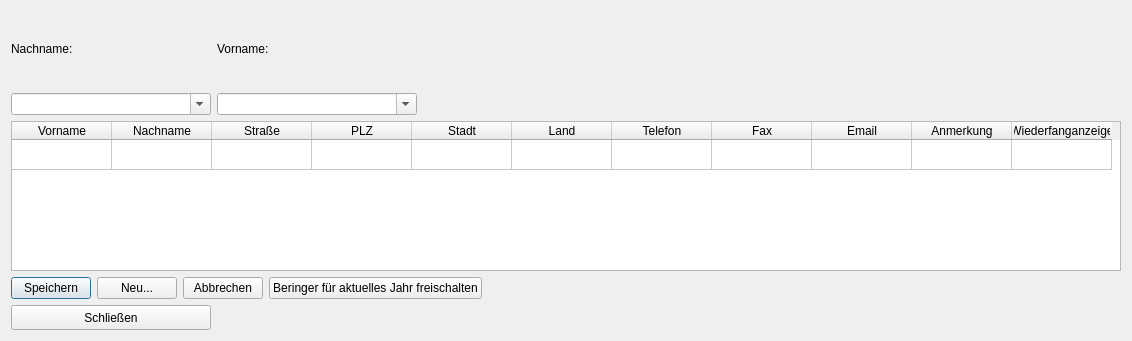
First picture: the form in Beringungsoberflaeche/beringer/untitled/beringerverwaltung.ui, repository StefanBongers/Ui_Settings.py, before the edit.
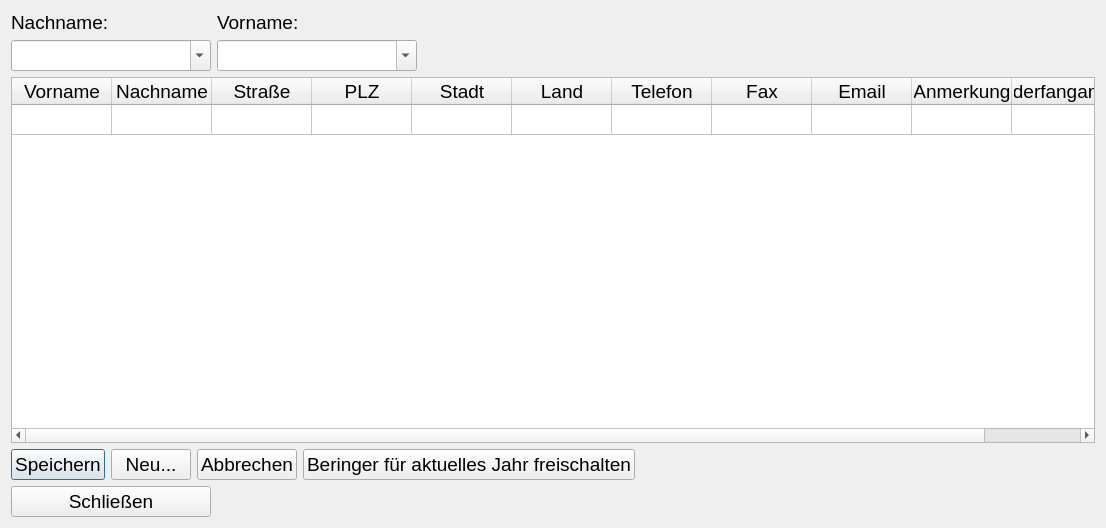
Second picture: the form after the edit.

```diff
--- a/Beringungsoberflaeche/beringer/untitled/beringerverwaltung.ui
+++ b/Beringungsoberflaeche/beringer/untitled/beringerverwaltung.ui
@@ -6,8 +6,8 @@
    <rect>
     <x>0</x>
     <y>0</y>
-    <width>1132</width>
-    <height>341</height>
+    <width>1106</width>
+    <height>528</height>
    </rect>
   </property>
   <property name="sizePolicy">
@@ -32,6 +32,11 @@
            <height>0</height>
           </size>
          </property>
+         <property name="font">
+          <font>
+           <pointsize>14</pointsize>
+          </font>
+         </property>
          <property name="editable">
           <bool>true</bool>
          </property>
@@ -42,6 +47,11 @@
        </item>
        <item row="0" column="0">
         <widget class="QLabel" name="label">
+         <property name="font">
+          <font>
+           <pointsize>14</pointsize>
+          </font>
+         </property>
          <property name="text">
           <string>Nachname:</string>
          </property>
@@ -68,6 +78,11 @@
            <height>0</height>
           </size>
          </property>
+         <property name="font">
+          <font>
+           <pointsize>14</pointsize>
+          </font>
+         </property>
          <property name="editable">
           <bool>true</bool>
          </property>
@@ -78,6 +93,11 @@
        </item>
        <item row="0" column="1">
         <widget class="QLabel" name="label_2">
+         <property name="font">
+          <font>
+           <pointsize>14</pointsize>
+          </font>
+         </property>
          <property name="text">
           <string>Vorname:</string>
          </property>
@@ -93,9 +113,14 @@
        <property name="maximumSize">
         <size>
          <width>16777215</width>
-         <height>150</height>
+         <height>16777215</height>
         </size>
        </property>
+       <property name="font">
+        <font>
+         <pointsize>14</pointsize>
+        </font>
+       </property>
        <attribute name="horizontalHeaderDefaultSectionSize">
         <number>100</number>
        </attribute>
@@ -171,6 +196,17 @@
       <layout class="QHBoxLayout" name="horizontalLayout_2">
        <item>
         <widget class="QPushButton" name="BTN_speichern">
+         <property name="sizePolicy">
+          <sizepolicy hsizetype="Minimum" vsizetype="Maximum">
+           <horstretch>0</horstretch>
+           <verstretch>0</verstretch>
+          </sizepolicy>
+         </property>
+         <property name="font">
+          <font>
+           <pointsize>14</pointsize>
+          </font>
+         </property>
          <property name="text">
           <string>Speichern</string>
          </property>
@@ -178,6 +214,17 @@
        </item>
        <item>
         <widget class="QPushButton" name="BTN_neu">
+         <property name="sizePolicy">
+          <sizepolicy hsizetype="Minimum" vsizetype="Maximum">
+           <horstretch>0</horstretch>
+           <verstretch>0</verstretch>
+          </sizepolicy>
+         </property>
+         <property name="font">
+          <font>
+           <pointsize>14</pointsize>
+          </font>
+         </property>
          <property name="text">
           <string>Neu...</string>
          </property>
@@ -185,6 +232,17 @@
        </item>
        <item>
         <widget class="QPushButton" name="BTN_abbrechen">
+         <property name="sizePolicy">
+          <sizepolicy hsizetype="Minimum" vsizetype="Maximum">
+           <horstretch>0</horstretch>
+           <verstretch>0</verstretch>
+          </sizepolicy>
+         </property>
+         <property name="font">
+          <font>
+           <pointsize>14</pointsize>
+          </font>
+         </property>
          <property name="text">
           <string>Abbrechen</string>
          </property>
@@ -192,6 +250,17 @@
        </item>
        <item>
         <widget class="QPushButton" name="BTN_aktivieren">
+         <property name="sizePolicy">
+          <sizepolicy hsizetype="Minimum" vsizetype="Maximum">
+           <horstretch>0</horstretch>
+           <verstretch>0</verstretch>
+          </sizepolicy>
+         </property>
+         <property name="font">
+          <font>
+           <pointsize>14</pointsize>
+          </font>
+         </property>
          <property name="text">
           <string>Beringer für aktuelles Jahr freischalten</string>
          </property>
@@ -224,6 +293,11 @@
              <height>25</height>
             </size>
            </property>
+           <property name="font">
+            <font>
+             <pointsize>14</pointsize>
+            </font>
+           </property>
            <property name="text">
             <string>Schließen</string>
            </property>
```
